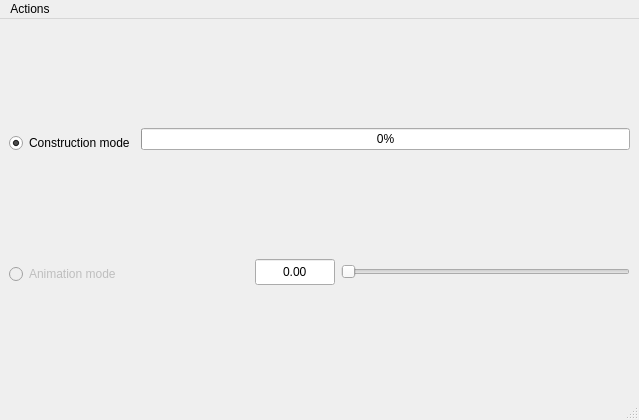
First picture: the form in mainwindow.ui, repository Frostmourneee/MT-TSP, before the edit.
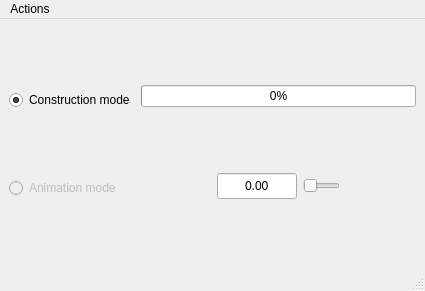
Second picture: the form after the edit.

Patch:
```diff
--- a/mainwindow.ui
+++ b/mainwindow.ui
@@ -6,8 +6,8 @@
    <rect>
     <x>0</x>
     <y>0</y>
-    <width>639</width>
-    <height>420</height>
+    <width>425</width>
+    <height>291</height>
    </rect>
   </property>
   <property name="windowTitle">
@@ -116,49 +116,6 @@
             <height>32</height>
            </size>
           </property>
-          <property name="shortcut">
-           <string>Up</string>
-          </property>
-          <property name="autoDefault">
-           <bool>false</bool>
-          </property>
-          <property name="default">
-           <bool>false</bool>
-          </property>
-          <property name="flat">
-           <bool>true</bool>
-          </property>
-         </widget>
-        </item>
-        <item>
-         <widget class="QPushButton" name="resetZoomButton">
-          <property name="enabled">
-           <bool>true</bool>
-          </property>
-          <property name="minimumSize">
-           <size>
-            <width>32</width>
-            <height>32</height>
-           </size>
-          </property>
-          <property name="maximumSize">
-           <size>
-            <width>32</width>
-            <height>32</height>
-           </size>
-          </property>
-          <property name="text">
-           <string/>
-          </property>
-          <property name="iconSize">
-           <size>
-            <width>32</width>
-            <height>32</height>
-           </size>
-          </property>
-          <property name="shortcut">
-           <string>H</string>
-          </property>
           <property name="autoDefault">
            <bool>false</bool>
           </property>
@@ -202,6 +159,80 @@
           </property>
          </widget>
         </item>
+        <item>
+         <widget class="QPushButton" name="optimalZoomButton">
+          <property name="enabled">
+           <bool>false</bool>
+          </property>
+          <property name="minimumSize">
+           <size>
+            <width>32</width>
+            <height>32</height>
+           </size>
+          </property>
+          <property name="maximumSize">
+           <size>
+            <width>32</width>
+            <height>32</height>
+           </size>
+          </property>
+          <property name="text">
+           <string/>
+          </property>
+          <property name="iconSize">
+           <size>
+            <width>32</width>
+            <height>32</height>
+           </size>
+          </property>
+          <property name="autoDefault">
+           <bool>false</bool>
+          </property>
+          <property name="default">
+           <bool>false</bool>
+          </property>
+          <property name="flat">
+           <bool>true</bool>
+          </property>
+         </widget>
+        </item>
+        <item>
+         <widget class="QPushButton" name="resetZoomButton">
+          <property name="enabled">
+           <bool>true</bool>
+          </property>
+          <property name="minimumSize">
+           <size>
+            <width>32</width>
+            <height>32</height>
+           </size>
+          </property>
+          <property name="maximumSize">
+           <size>
+            <width>32</width>
+            <height>32</height>
+           </size>
+          </property>
+          <property name="text">
+           <string/>
+          </property>
+          <property name="iconSize">
+           <size>
+            <width>32</width>
+            <height>32</height>
+           </size>
+          </property>
+          <property name="autoDefault">
+           <bool>false</bool>
+          </property>
+          <property name="default">
+           <bool>false</bool>
+          </property>
+          <property name="flat">
+           <bool>true</bool>
+          </property>
+         </widget>
+        </item>
        </layout>
       </item>
      </layout>
@@ -213,7 +244,7 @@
     <rect>
      <x>0</x>
      <y>0</y>
-     <width>639</width>
+     <width>425</width>
      <height>21</height>
     </rect>
    </property>
```
Left out of the diff: 59 changed lines with no effect on the pictures.
